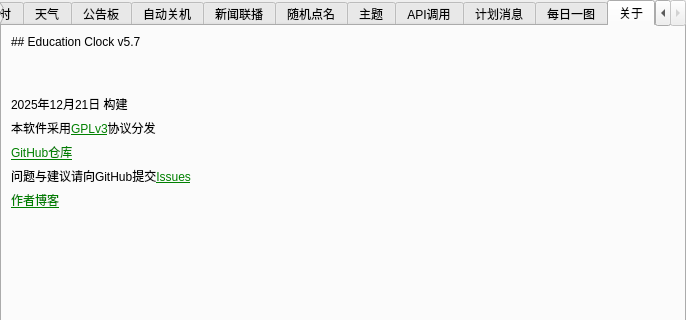
First picture: the form in ui/setting.ui, repository Return-Log/Education-Clock, before the edit; both pictures show x 0 to 686 and y 0 to 320 of the 686 by 630 pixel window.
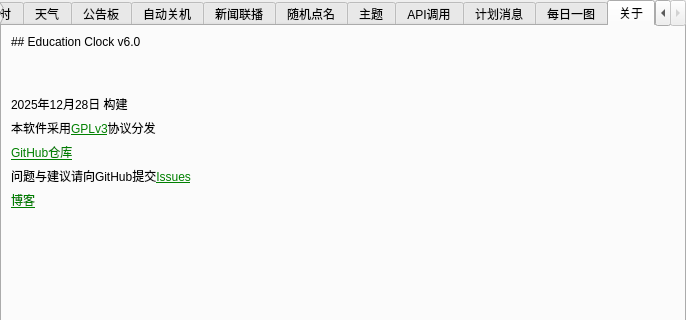
Second picture: the form after the edit. Icons and pictures are not drawn.

Commit message: v6.0 readme完善

The edit to the form file:
```diff
--- a/ui/setting.ui
+++ b/ui/setting.ui
@@ -843,7 +843,7 @@
        <item row="0" column="1" colspan="3">
         <widget class="QLabel" name="label_32">
          <property name="text">
-          <string>## Education Clock v5.7</string>
+          <string>## Education Clock v6.0</string>
          </property>
          <property name="textFormat">
           <enum>Qt::MarkdownText</enum>
@@ -941,14 +941,14 @@
        <item row="2" column="1" colspan="3">
         <widget class="QLabel" name="label_33">
          <property name="text">
-          <string>2025年12月21日 构建</string>
+          <string>2025年12月28日 构建</string>
          </property>
         </widget>
        </item>
        <item row="7" column="1" colspan="3">
         <widget class="QLabel" name="label_43">
          <property name="text">
-          <string>&lt;a href='https://blog.returnsoft.top' style='color:green;'&gt;作者博客&lt;/a&gt;</string>
+          <string>&lt;html&gt;&lt;head/&gt;&lt;body&gt;&lt;p&gt;&lt;a href=&quot;https://blog.returnsoft.top&quot;&gt;&lt;span style=&quot; text-decoration: underline; color:#008000;&quot;&gt;博客&lt;/span&gt;&lt;/a&gt;&lt;/p&gt;&lt;/body&gt;&lt;/html&gt;</string>
          </property>
          <property name="textFormat">
           <enum>Qt::RichText</enum>
```
The commit also changes 1 other file.
